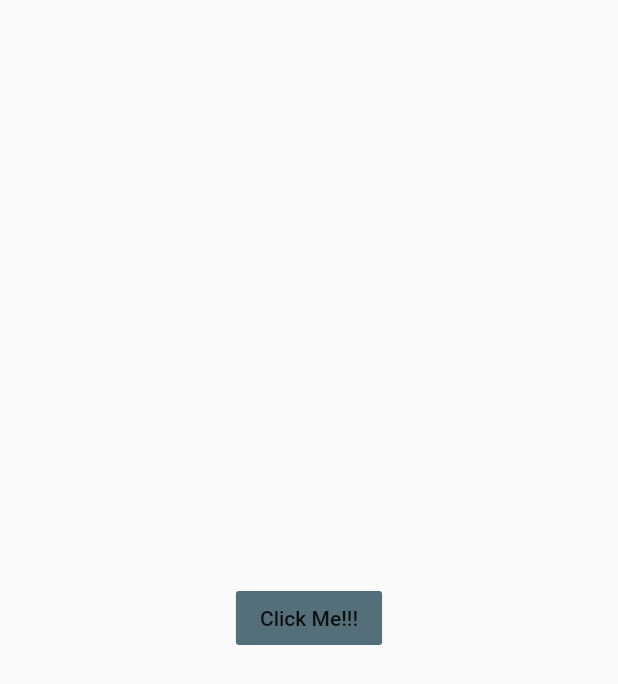
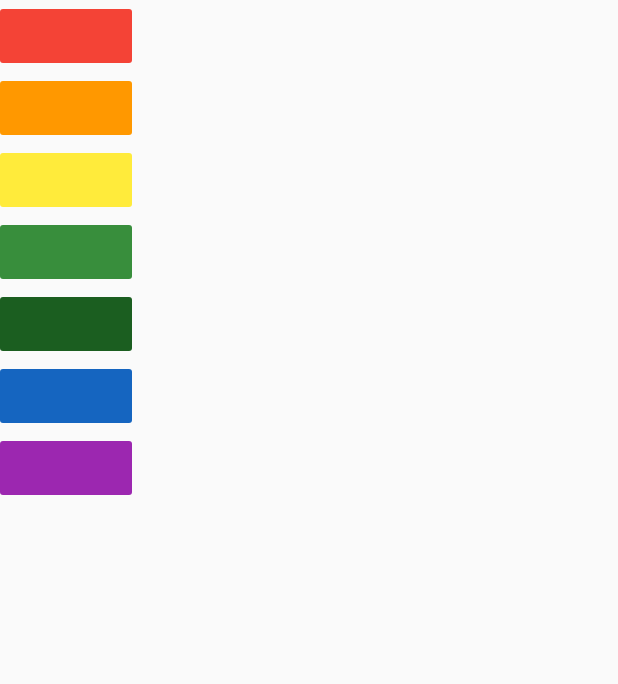
Before and after one commit to Procoder16/XylophoneApp, a Flutter app: the screen it shows after launch, on a phone screen of 412 x 824 dp. Shown: the top 684 px of the screen. Run offline on Flutter 3.47's test engine with Material 2 defaults, Android fonts, the phone set to English and light mode, and no system bars; our stand-ins replace audioplayers.

Commit message:
added all the buttons with the different sound notes

```diff
--- a/xylophone_app/lib/main.dart
+++ b/xylophone_app/lib/main.dart
@@ -9,16 +9,55 @@
     return MaterialApp(
       home: Scaffold(
         body: SafeArea(
-          child: Container(
-            child: Center(
-              child: FlatButton(
-                color: Colors.blueGrey[600],
-                child: Text('Click Me!!!'),
-                onPressed: () {
-                  final player = AudioCache();
-                  player.play('note1.wav');
-                },
-              ),
+          child: SafeArea(
+            child: Column(
+              children: [
+                FlatButton(
+                  color: Colors.red,
+                  onPressed: () {
+                    final player = AudioCache();
+                    player.play('note1.wav');
+                  },
+                ),
+                FlatButton(
+                  color: Colors.orange,
+                  onPressed: () {
+                    final player = AudioCache();
+                    player.play('note2.wav');
+                  },
+                ),
+                FlatButton(
+                  color: Colors.yellow,
+                  onPressed: () {
+                    final player = AudioCache();
+                    player.play('note3.wav');
+                  },
+                ),
+                FlatButton(
+                    color: Colors.green[700],
+                    onPressed: () {
+                      final player = AudioCache();
+                      player.play('note4.wav');
+                    }),
+                FlatButton(
+                    color: Colors.green[900],
+                    onPressed: () {
+                      final player = AudioCache();
+                      player.play('note5.wav');
+                    }),
+                FlatButton(
+                    color: Colors.blue[800],
+                    onPressed: () {
+                      final player = AudioCache();
+                      player.play('note6.wav');
+                    }),
+                FlatButton(
+                    color: Colors.purple,
+                    onPressed: () {
+                      final player = AudioCache();
+                      player.play('note7.wav');
+                    }),
+              ],
             ),
           ),
         ),
```
